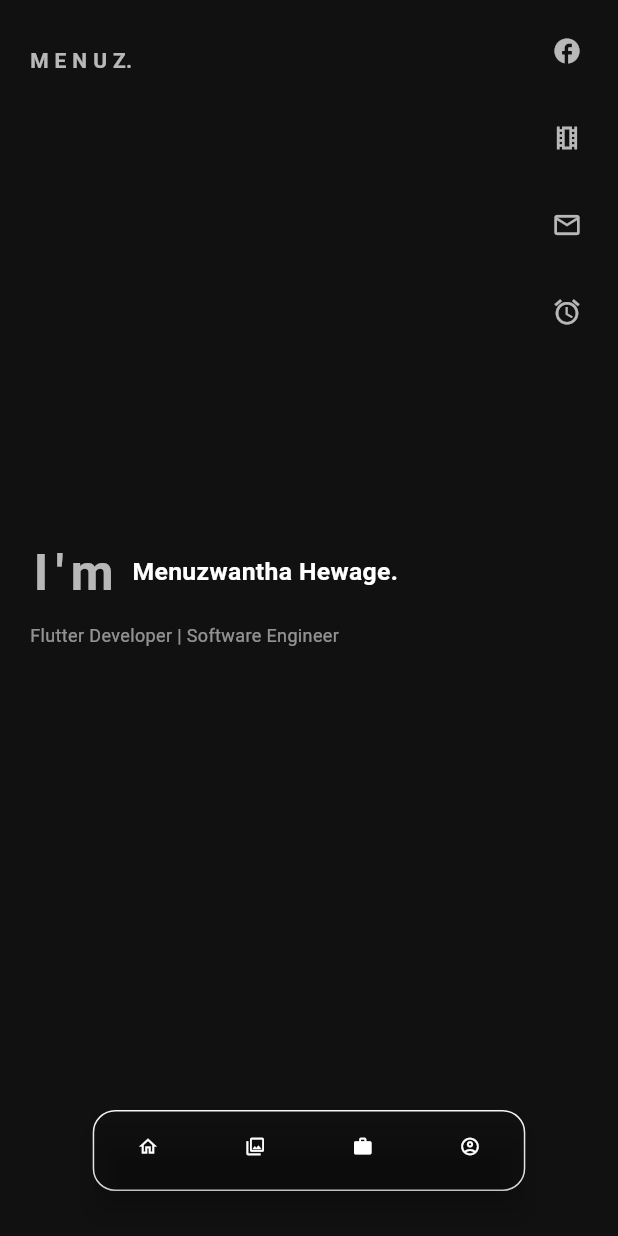
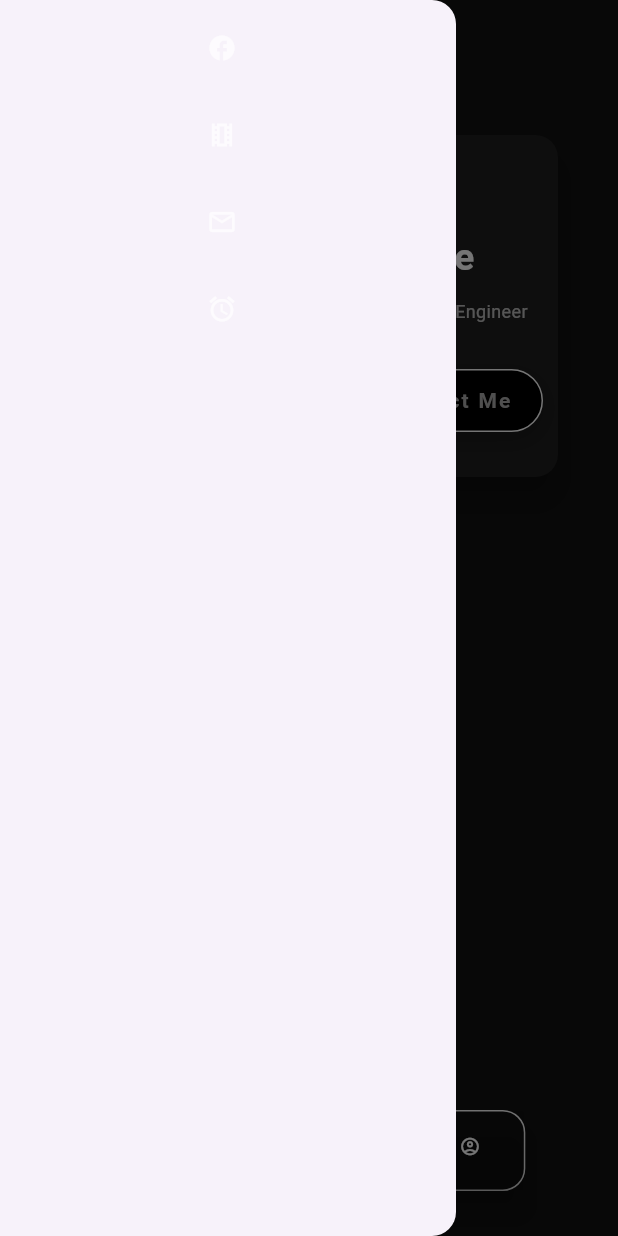
Before and after one commit to menuzhewage/my_portfolio, a Flutter app: the screen it shows after launch, with the side drawer open (before the commit the screen has no drawer), on a phone screen of 412 x 824 dp. Run offline on Flutter 3.47's test engine with Material 3 defaults, Android fonts, the phone set to English and light mode, and no system bars.

Commit message:
file organized

```diff
--- /dev/null
+++ b/lib/components/custom_button.dart
@@ -0,0 +1,69 @@
+import 'package:flutter/material.dart';
+
+class CustomButton extends StatefulWidget {
+  final String text;
+  final VoidCallback onPressed;
+  final bool isMobile;
+
+  const CustomButton({
+    super.key,
+    required this.text,
+    required this.onPressed,
+    required this.isMobile,
+  });
+
+  @override
+  State<CustomButton> createState() => _CustomButtonState();
+}
+
+class _CustomButtonState extends State<CustomButton> {
+  bool _isHovered = false; // Track hover state
+
+  @override
+  Widget build(BuildContext context) {
+    return MouseRegion(
+      onEnter: (_) => setState(() => _isHovered = true),
+      onExit: (_) => setState(() => _isHovered = false),
+      child: InkWell(
+        onTap: widget.onPressed,
+        splashColor: Colors.transparent,
+        highlightColor: Colors.transparent,
+        child: AnimatedContainer(
+          duration: const Duration(milliseconds: 200), // Animation duration
+          curve: Curves.easeInOut, // Smooth easing for color transition
+          padding: EdgeInsets.symmetric(
+            horizontal: widget.isMobile ? 20.0 : 30.0,
+            vertical: widget.isMobile ? 12.0 : 16.0,
+          ),
+          decoration: BoxDecoration(
+            color: _isHovered ? Colors.white : const Color.fromARGB(255, 0, 0, 0),
+            borderRadius: BorderRadius.circular(25.0),
+            border: Border.all(
+              color: _isHovered ? Colors.black : Colors.white,
+            ),
+            boxShadow: [
+              BoxShadow(
+                // ignore: deprecated_member_use
+                color: Colors.black.withOpacity(0.2),
+                offset: const Offset(0, 5),
+                blurRadius: 10.0,
+              ),
+            ],
+          ),
+          child: Center(
+            child: AnimatedDefaultTextStyle(
+              duration: const Duration(milliseconds: 200), // Animation for text color
+              style: TextStyle(
+                color: _isHovered ? Colors.black : const Color.fromARGB(255, 173, 172, 172),
+                fontSize: widget.isMobile ? 14 : 18,
+                fontWeight: FontWeight.w600,
+                letterSpacing: 1.5,
+              ),
+              child: Text(widget.text),
+            ),
+          ),
+        ),
+      ),
+    );
+  }
+}
--- /dev/null
+++ b/lib/components/intro_card.dart
@@ -0,0 +1,104 @@
+import 'package:flutter/material.dart';
+import '../components/custom_button.dart';
+
+class IntroCard extends StatelessWidget {
+  final bool isMobile;
+  final BoxConstraints constraints;
+
+  const IntroCard({
+    Key? key,
+    required this.isMobile,
+    required this.constraints,
+  }) : super(key: key);
+
+  @override
+  Widget build(BuildContext context) {
+    return Card(
+      elevation: 8, // Adds shadow for better depth
+      shape: RoundedRectangleBorder(
+        borderRadius: BorderRadius.circular(15), // Rounded corners
+      ),
+      color: Color(0xFF1E1E1E), // Background color of the card
+      margin: EdgeInsets.symmetric(
+        horizontal: isMobile ? 20.0 : 50.0, // Horizontal margin for card
+        vertical: 20.0, // Vertical margin
+      ),
+      child: Padding(
+        padding: EdgeInsets.symmetric(
+          horizontal: isMobile ? 20.0 : 50.0, // Padding inside the card
+          vertical: 30.0, // Vertical padding inside the card
+        ),
+        child: Column(
+          crossAxisAlignment: CrossAxisAlignment.start,
+          children: [
+            Text(
+              "Hello, I'm",
+              style: TextStyle(
+                color: Colors.white,
+                fontSize: isMobile
+                    ? constraints.maxWidth * 0.04
+                    : constraints.maxWidth * 0.02,
+                fontWeight: FontWeight.w400,
+              ),
+            ),
+            const SizedBox(height: 10.0),
+            Stack(
+              children: [
+                // Background line effect
+                Positioned(
+                  bottom: 5,
+                  child: Container(
+                    height: 2,
+                    width: constraints.maxWidth * 0.5,
+                    color: Colors.white24,
+                  ),
+                ),
+                Text(
+                  'Menuzwantha Hewage',
+                  style: TextStyle(
+                    fontSize: isMobile
+                        ? constraints.maxWidth * 0.06
+                        : constraints.maxWidth * 0.04,
+                    fontWeight: FontWeight.bold,
+                    color: Colors.white,
+                  ),
+                ),
+              ],
+            ),
+            const SizedBox(height: 10.0),
+            Text(
+              'Flutter Developer  |  Software Engineer  |  AI Engineer',
+              style: TextStyle(
+                color: Colors.white70,
+                fontSize: isMobile ? 12 : 16,
+              ),
+            ),
+            const SizedBox(height: 30),
+
+            // Buttons Section inside the Card
+            Row(
+              mainAxisAlignment: MainAxisAlignment.start,
+              children: [
+                CustomButton(
+                  text: 'View Portfolio',
+                  onPressed: () {
+                    // Navigate to Portfolio
+                  },
+                  isMobile: isMobile,
+                ),
+                const SizedBox(width: 20),
+                CustomButton(
+                  text: 'Contact Me',
+                  onPressed: () {
+                    // Navigate to Contact section or open email
+                  },
+                  isMobile: isMobile,
+                ),
+              ],
+            ),
+          ],
+        ),
+      ),
+    );
+  }
+}
--- a/lib/components/navigation_bar.dart
+++ b/lib/components/navigation_bar.dart
@@ -1,4 +1,6 @@
 import 'package:flutter/material.dart';
+
+
 
 Widget navigationBarTest(BuildContext context, bool isMobile) {
   return Container(
--- /dev/null
+++ b/lib/components/navigation_bar_logic.dart
@@ -0,0 +1,15 @@
+import 'package:flutter/material.dart';
+
+Widget navigationBarTest(BuildContext context, bool isMobile) {
+  return AppBar(
+    backgroundColor: Colors.transparent,
+    elevation: 0,
+    actions: [
+      IconButton(
+        icon: Icon(Icons.menu),
+        onPressed: () {
+        },
+      ),
+    ],
+  );
+}
--- /dev/null
+++ b/lib/components/social_media_icons.dart
@@ -0,0 +1,31 @@
+import 'package:flutter/material.dart';
+
+class SocialMediaIcons extends StatelessWidget {
+  final bool isMobile;
+
+  const SocialMediaIcons({
+    Key? key,
+    required this.isMobile,
+  }) : super(key: key);
+
+  @override
+  Widget build(BuildContext context) {
+    return Row(
+      mainAxisAlignment: MainAxisAlignment.center,
+      children: [
+        IconButton(
+          icon: Icon(Icons.facebook),
+          onPressed: () {},
+        ),
+        IconButton(
+          icon: Icon(Icons.home_outlined),
+          onPressed: () {},
+        ),
+        IconButton(
+          icon: Icon(Icons.mail_outlined),
+          onPressed: () {},
+        ),
+      ],
+    );
+  }
+}
--- a/lib/screens/main_page.dart
+++ b/lib/screens/main_page.dart
@@ -1,6 +1,6 @@
 import 'package:flutter/material.dart';
 import 'package:my_portfolio/components/navigation_bar.dart';
-
+import '../components/intro_card.dart';
 import '../components/social_media_section.dart';
 
 class MainPage extends StatefulWidget {
@@ -18,24 +18,6 @@ class _MainPageState extends State<MainPage> {
       body: LayoutBuilder(
         builder: (context, constraints) {
           bool isMobile = constraints.maxWidth < 600;
-
-          // Common Text Styles for reuse
-          TextStyle nameStyle = TextStyle(
-            color: Colors.white,
-            fontSize: isMobile
-                ? constraints.maxWidth * 0.04
-                : constraints.maxWidth * 0.02,
-            fontWeight: FontWeight.w600,
-          );
-
-          TextStyle titleStyle = TextStyle(
-            color: Colors.white70,
-            fontSize: isMobile
-                ? constraints.maxWidth * 0.08
-                : constraints.maxWidth * 0.1,
-            fontWeight: FontWeight.bold,
-            letterSpacing: 5,
-          );
 
           return Stack(
             children: [
@@ -62,40 +44,11 @@ class _MainPageState extends State<MainPage> {
                         ),
                       ],
                     ),
-                    const Spacer(),
+                    const SizedBox(height: 20),
 
-                    // Introduction Section
-                    Column(
-                      crossAxisAlignment: CrossAxisAlignment.start,
-                      children: [
-                        Row(
-                          crossAxisAlignment: CrossAxisAlignment.center,
-                          children: [
-                            Text(
-                              "I'm",
-                              style: titleStyle,
-                            ),
-                            const SizedBox(width: 10.0),
-                            Align(
-                              alignment: Alignment.bottomCenter,
-                              child: Text(
-                                'Menuzwantha Hewage.',
-                                style: nameStyle,
-                              ),
-                            ),
-                          ],
-                        ),
-                        const SizedBox(height: 10.0),
-                        Text(
-                          'Flutter Developer | Software Engineer',
-                          style: TextStyle(
-                            color: Colors.white54,
-                            fontSize: isMobile ? 12 : 16,
-                          ),
-                        ),
-                      ],
-                    ),
-                    const Spacer(),
+                    // Modernized Introduction Section with Buttons inside the Card View
+                    IntroCard(isMobile: isMobile, constraints: constraints),
+                    Spacer(),
 
                     // Navigation Bar Section
                     Center(
@@ -111,13 +64,33 @@ class _MainPageState extends State<MainPage> {
                 ),
               ),
 
-              // Social Media Section (Top Right Corner Down)
-              Positioned(
-                top: isMobile ? 10 : 30,
-                right: isMobile ? 10 : 30,
-                child: SocialMediaIcons(isMobile: isMobile),
-              ),
+              // Social Media Section (Top Right Corner Down) - Visible only for larger screens
+              if (!isMobile)
+                Positioned(
+                  top: 30,
+                  right: 30,
+                  child: SocialMediaIcons(isMobile: isMobile),
+                ),
             ],
+          );
+        },
+      ),
+      drawer: Builder(
+        builder: (context) {
+          return Drawer(
+            child: ListView(
+              children: [
+                // Add social media icons inside the drawer for mobile screens
+                if (MediaQuery.of(context).size.width < 600)
+                  Column(
+                    children: [
+                      ListTile(
+                        title: SocialMediaIcons(isMobile: true),
+                      ),
+                    ],
+                  ),
+              ],
+            ),
           );
         },
       ),
--- a/pubspec.yaml
+++ b/pubspec.yaml
@@ -17,3 +17,9 @@ dev_dependencies:
 
 flutter:
   uses-material-design: true
+  assets:
+    - assets/images/
+  fonts:
+    - family: OpenSans
+      fonts:
+        - asset: assets/fonts/OpenSans-Regular.ttf
```
Also changed, not shown: assets/images/123.jpg (added).
